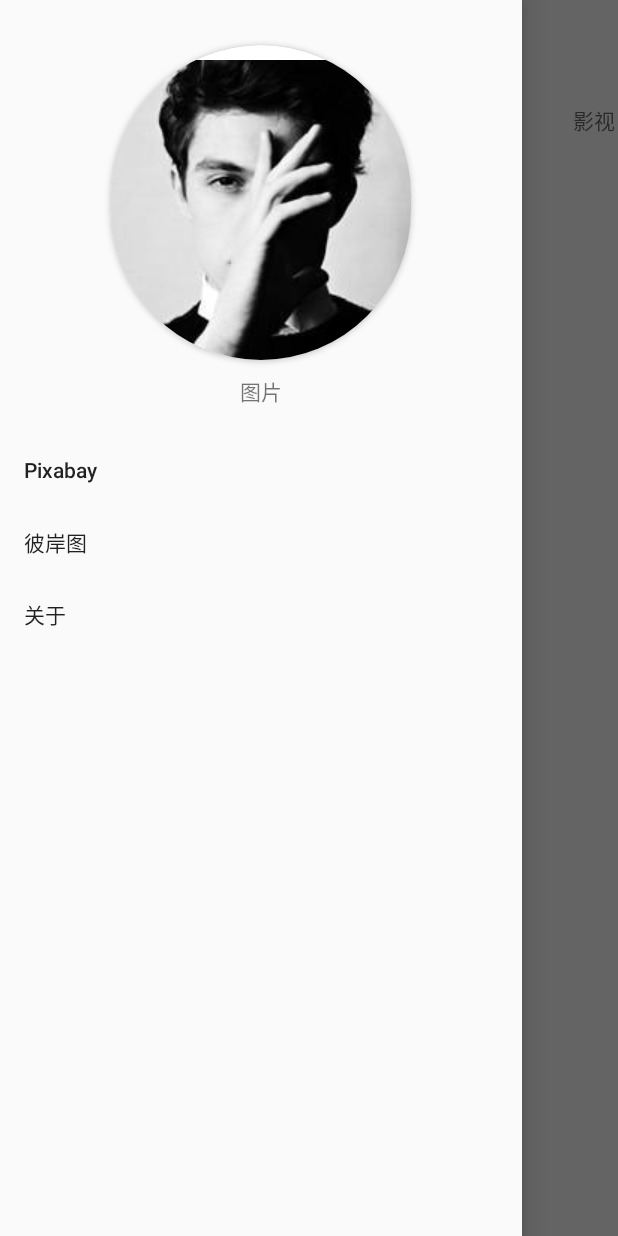
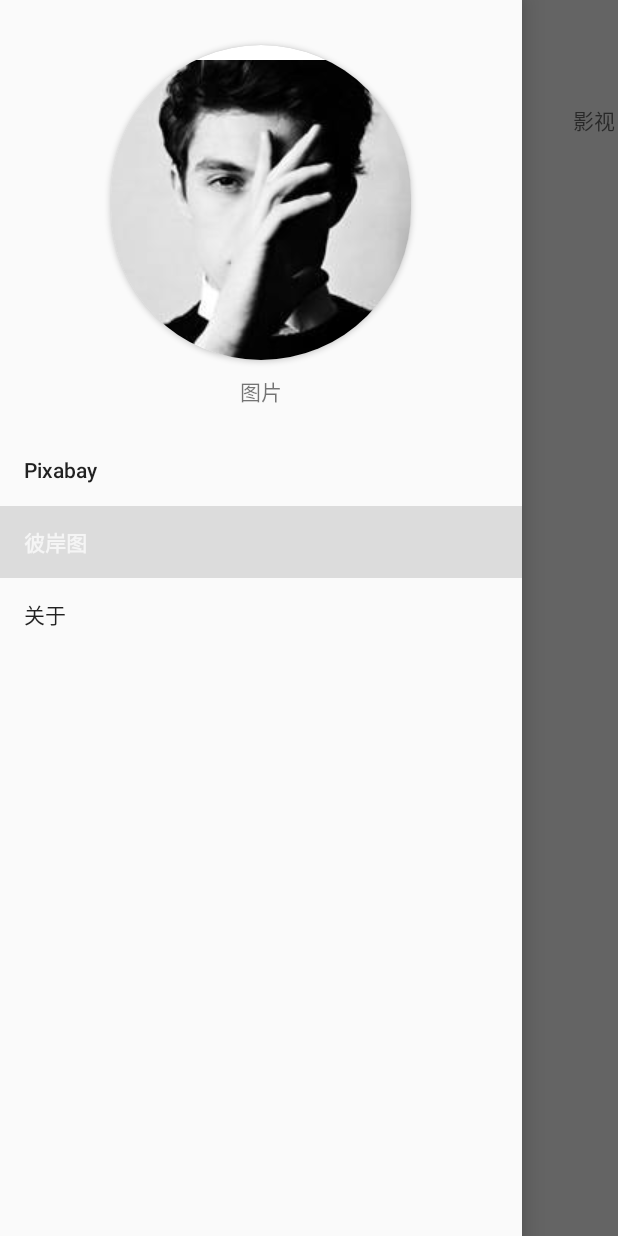
Before and after one commit to kisssum/HyWallPaper, an Android app: the screen it shows after launch (MainActivity), in the side drawer, after a tap on "彼岸图", on a phone screen of 412 x 824 dp. Run offline under Robolectric (Android 15) with nearby library versions, the phone set to English and light mode, and no system bars; our stand-ins replace Volley; network calls fail; pictures from the network do not load; 4 statements that could not run were skipped.

Commit message:
update:The layoutManager for BianPagerFragment as recyclerView update:menu item and menu name

```diff
--- a/app/src/main/java/com/kisssum/pixabaybizhi/Bian/BianPagerFragment.kt
+++ b/app/src/main/java/com/kisssum/pixabaybizhi/Bian/BianPagerFragment.kt
@@ -101,7 +101,7 @@ class BianAllFragment(val tag: Int) : Fragment() {
 
     private fun initRecyclerView() {
         binding.recyclerView.let {
-            it.layoutManager = StaggeredGridLayoutManager(2, StaggeredGridLayoutManager.VERTICAL)
+            it.layoutManager = StaggeredGridLayoutManager(1, StaggeredGridLayoutManager.VERTICAL)
             it.adapter = adpater
         }
     }
--- a/app/src/main/res/layout/fragment_img_main.xml
+++ b/app/src/main/res/layout/fragment_img_main.xml
@@ -13,7 +13,7 @@
         android:layout_height="wrap_content"
         android:minHeight="?attr/actionBarSize"
         android:theme="?attr/actionBarTheme"
-        app:menu="@menu/detail_toolbar_menu"
+        app:menu="@menu/img_main_toolbar_menu"
         app:navigationIcon="@drawable/ic_baseline_arrow_back_ios_24"
         app:title="图片" />
 
--- a/app/src/main/res/layout/fragment_pixabay_main.xml
+++ b/app/src/main/res/layout/fragment_pixabay_main.xml
@@ -11,7 +11,7 @@
         android:id="@+id/toolBar"
         android:layout_width="match_parent"
         android:layout_height="wrap_content"
-        app:menu="@menu/home_toolbar_menu"
+        app:menu="@menu/pixabay_main_toolbar_menu"
         app:navigationIcon="@drawable/ic_baseline_menu_24"
         app:title="@string/app_name" />
 
--- a/app/src/main/res/menu/navigation_menu.xml
+++ b/app/src/main/res/menu/navigation_menu.xml
@@ -3,15 +3,16 @@
     xmlns:app="http://schemas.android.com/apk/res-auto"
     xmlns:tools="http://schemas.android.com/tools">
 
+    <group android:checkableBehavior="single">
         <item
             android:id="@+id/Item_Pixabay"
             android:title="Pixabay" />
-
         <item
             android:id="@+id/Item_bian"
             android:title="彼岸图" />
-
+    </group>
     <item
         android:id="@+id/Item_about"
         android:title="关于" />
+
 </menu>
```
Also changed, not shown: app/src/main/res/layout/bian_pager_list_item.xml (+2 -7 lines), app/src/main/res/menu/img_main_toolbar_menu.xml (renamed from app/src/main/res/menu/detail_toolbar_menu.xml), app/src/main/res/menu/pixabay_main_toolbar_menu.xml (renamed from app/src/main/res/menu/home_toolbar_menu.xml). Lines whose indentation alone changed are shown as unchanged.
